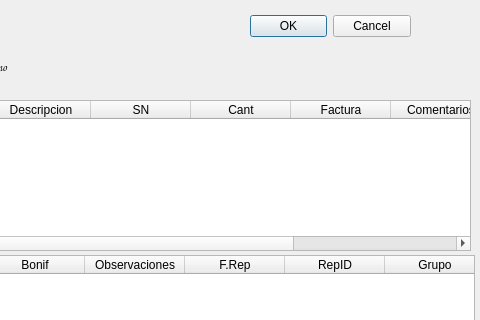
First picture: the form in trabajo.ui, repository Matias2178/Sistema_Postventa, before the edit; both pictures show x 820 to 1300 and y 0 to 320 of the 1300 by 597 pixel window.
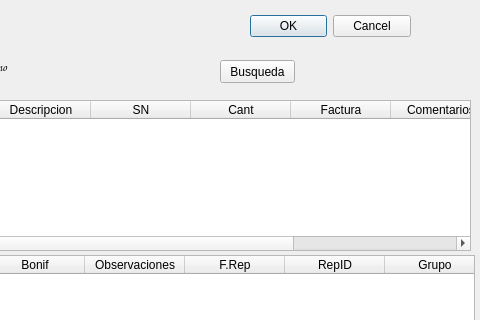
Second picture: the form after the edit. Icons and pictures are not drawn.

Commit message: Ahora cuando se borra un trabajo, tambien se borran los ingresos y los items de las reparaciones relacionados. Se Agrego en las tablas una columna que indica la cantidad de items procesados Implementacion de una funcion que muestra si hay diferencia entre las cantidades de lo que se ingreso y de lo que se proceso,y muestra un resumen en la pantalla de notas de pedido Funcion para completar la planilla de Excel de los ingresos. Implementacion de funcion que busca trabajos borrados y elimina los items que quedaron sin relacion

```diff
--- a/trabajo.ui
+++ b/trabajo.ui
@@ -808,6 +808,19 @@
     <string>Inf Agente Pend</string>
    </property>
   </widget>
+  <widget class="QPushButton" name="Busqueda">
+   <property name="geometry">
+    <rect>
+     <x>1040</x>
+     <y>60</y>
+     <width>75</width>
+     <height>23</height>
+    </rect>
+   </property>
+   <property name="text">
+    <string>Busqueda</string>
+   </property>
+  </widget>
   <zorder>TrabajoPerifericos</zorder>
   <zorder>buttonBox</zorder>
   <zorder>TrabajoCaudalimetro</zorder>
```
Left out of the diff: 1 changed line with no effect on the pictures. The commit also changes 19 other files.
